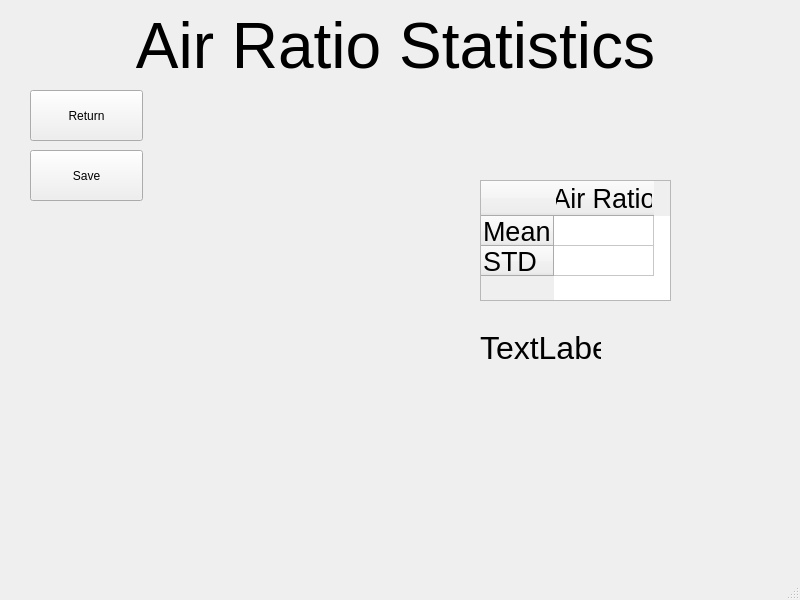
Before: the Qt Designer form UI/AirRatioStatistics.ui in AndrewLiu0725/pyADR, drawn with Qt 5.
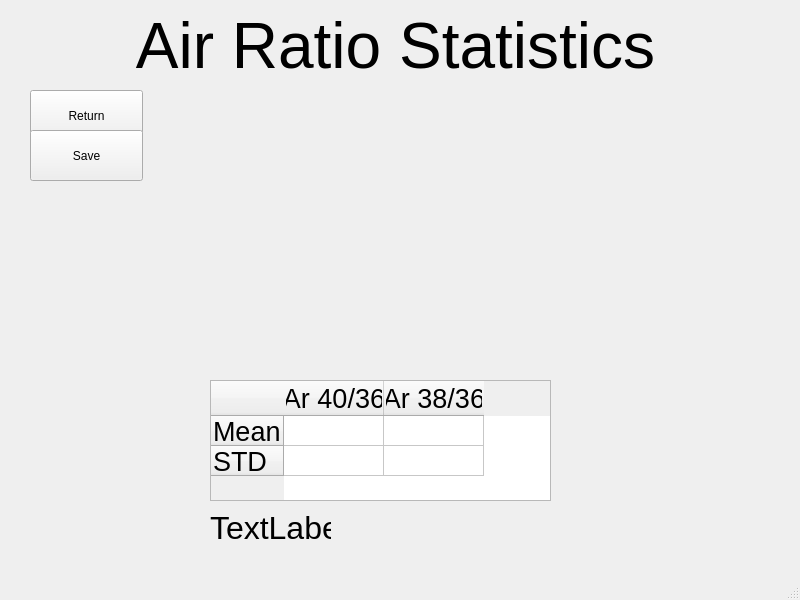
After: the same form once the commit is applied.

```diff
--- a/UI/AirRatioStatistics.ui
+++ b/UI/AirRatioStatistics.ui
@@ -44,7 +44,7 @@
     <property name="geometry">
      <rect>
       <x>30</x>
-      <y>150</y>
+      <y>130</y>
       <width>113</width>
       <height>51</height>
      </rect>
@@ -56,9 +56,9 @@
    <widget class="QTableWidget" name="RatioTable">
     <property name="geometry">
      <rect>
-      <x>480</x>
-      <y>180</y>
-      <width>191</width>
+      <x>210</x>
+      <y>380</y>
+      <width>341</width>
       <height>121</height>
      </rect>
     </property>
@@ -84,7 +84,17 @@
     </row>
     <column>
      <property name="text">
-      <string>Air Ratio</string>
+      <string>Ar 40/36</string>
+     </property>
+     <property name="font">
+      <font>
+       <pointsize>20</pointsize>
+      </font>
+     </property>
+    </column>
+    <column>
+     <property name="text">
+      <string>Ar 38/36</string>
      </property>
      <property name="font">
       <font>
@@ -93,6 +103,16 @@
      </property>
     </column>
     <item row="0" column="0">
+     <property name="text">
+      <string/>
+     </property>
+     <property name="font">
+      <font>
+       <pointsize>20</pointsize>
+      </font>
+     </property>
+    </item>
+    <item row="0" column="1">
      <property name="font">
       <font>
        <pointsize>20</pointsize>
@@ -100,6 +120,16 @@
      </property>
     </item>
     <item row="1" column="0">
+     <property name="text">
+      <string/>
+     </property>
+     <property name="font">
+      <font>
+       <pointsize>20</pointsize>
+      </font>
+     </property>
+    </item>
+    <item row="1" column="1">
      <property name="font">
       <font>
        <pointsize>20</pointsize>
@@ -110,8 +140,8 @@
    <widget class="QLabel" name="numSelectedFiles">
     <property name="geometry">
      <rect>
-      <x>480</x>
-      <y>330</y>
+      <x>210</x>
+      <y>510</y>
       <width>121</width>
       <height>31</height>
      </rect>
```
